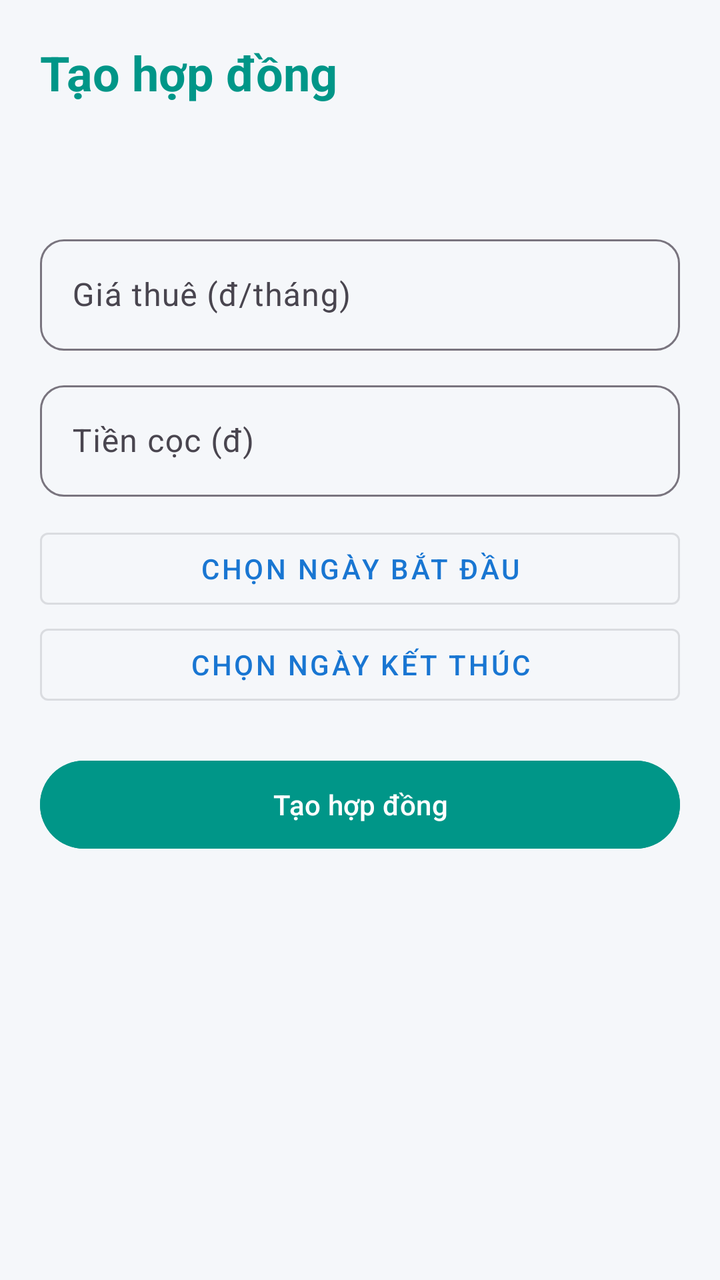
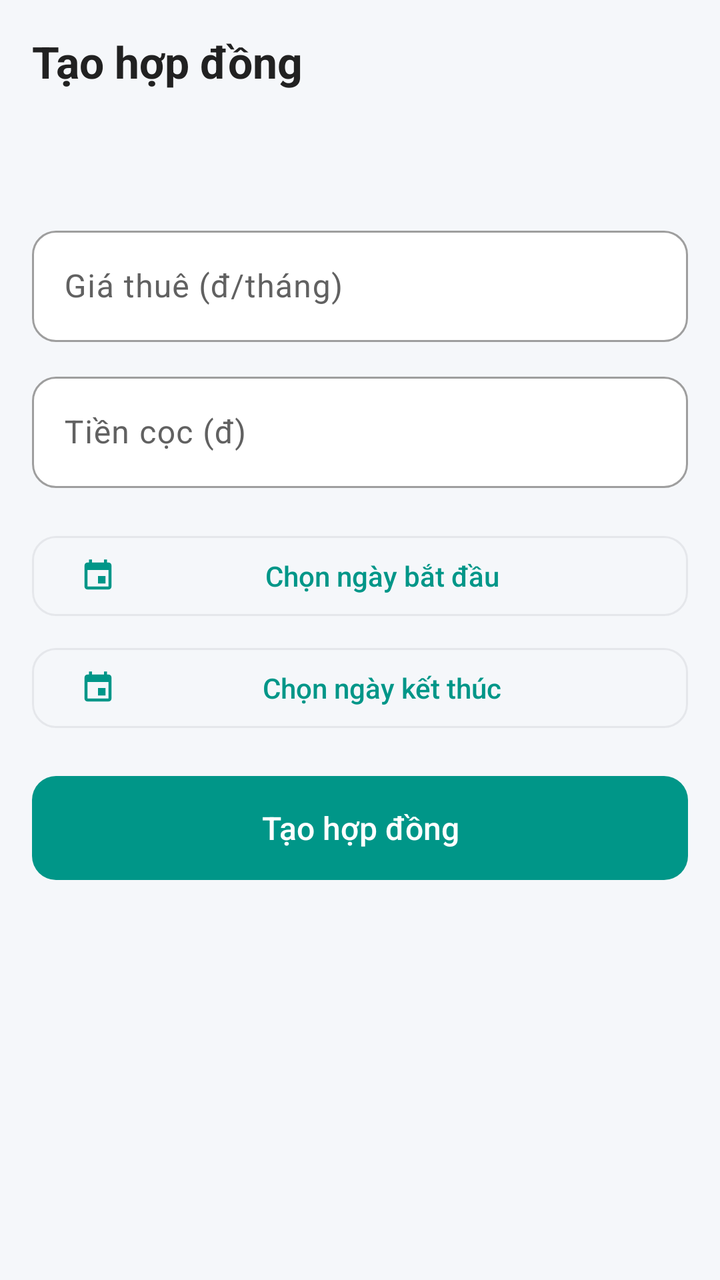

Two renders of the same Android screen: before a commit and after it. Below are the layout's source before the change and the commit's diff.
<!-- AndroidManifest.xml: application theme Theme.QLPT -->
<!-- res/layout/activity_create_contract.xml -->
<?xml version="1.0" encoding="utf-8"?>
<ScrollView xmlns:android="http://schemas.android.com/apk/res/android"
    xmlns:app="http://schemas.android.com/apk/res-auto"
    android:layout_width="match_parent"
    android:layout_height="match_parent"
    android:background="#F5F7FA"
    android:fillViewport="true">

    <LinearLayout
        android:layout_width="match_parent"
        android:layout_height="wrap_content"
        android:orientation="vertical"
        android:padding="20dp">

        <TextView
            android:layout_width="wrap_content"
            android:layout_height="wrap_content"
            android:text="Tạo hợp đồng"
            android:textColor="#009688"
            android:textSize="24sp"
            android:textStyle="bold" />

        <TextView
            android:id="@+id/tvRoom"
            android:layout_width="match_parent"
            android:layout_height="wrap_content"
            android:layout_marginTop="12dp"
            android:textStyle="bold" />

        <TextView
            android:id="@+id/tvTenant"
            android:layout_width="match_parent"
            android:layout_height="wrap_content"
            android:layout_marginBottom="12dp" />

        <com.google.android.material.textfield.TextInputLayout
            android:layout_width="match_parent"
            android:layout_height="wrap_content"
            android:layout_marginBottom="12dp"
            android:hint="Giá thuê (đ/tháng)"
            app:suffixText="đ">

            <com.google.android.material.textfield.TextInputEditText
                android:id="@+id/edtPrice"
                android:layout_width="match_parent"
                android:layout_height="wrap_content"
                android:inputType="number" />
        </com.google.android.material.textfield.TextInputLayout>

        <com.google.android.material.textfield.TextInputLayout
            android:layout_width="match_parent"
            android:layout_height="wrap_content"
            android:layout_marginBottom="12dp"
            android:hint="Tiền cọc (đ)"
            app:suffixText="đ">

            <com.google.android.material.textfield.TextInputEditText
                android:id="@+id/edtDeposit"
                android:layout_width="match_parent"
                android:layout_height="wrap_content"
                android:inputType="number" />
        </com.google.android.material.textfield.TextInputLayout>

        <Button
            android:id="@+id/btnStart"
            style="@style/Widget.MaterialComponents.Button.OutlinedButton"
            android:layout_width="match_parent"
            android:layout_height="wrap_content"
            android:text="Chọn ngày bắt đầu" />

        <Button
            android:id="@+id/btnEnd"
            style="@style/Widget.MaterialComponents.Button.OutlinedButton"
            android:layout_width="match_parent"
            android:layout_height="wrap_content"
            android:text="Chọn ngày kết thúc" />

        <Button
            android:id="@+id/btnSave"
            android:layout_width="match_parent"
            android:layout_height="52dp"
            android:layout_marginTop="20dp"
            android:backgroundTint="#009688"
            android:text="Tạo hợp đồng" />

        <ProgressBar
            android:id="@+id/progress"
            android:layout_width="wrap_content"
            android:layout_height="wrap_content"
            android:layout_gravity="center"
            android:layout_marginTop="12dp"
            android:visibility="gone" />
    </LinearLayout>
</ScrollView>
<!-- resources referenced by this layout -->
<resources>
  <style name="Base.Theme.QLPT" parent="Theme.Material3.DayNight.NoActionBar">
          <item name="colorPrimary">@color/colorPrimary</item>
          <item name="colorPrimaryDark">@color/colorPrimaryDark</item>
          <item name="colorAccent">@color/colorAccent</item>
          <item name="android:statusBarColor">@color/colorPrimaryDark</item>
          <item name="textInputStyle">@style/App.TextInput</item>
      </style>
  <color name="colorPrimary">#1976D2</color>
  <color name="colorPrimaryDark">#1565C0</color>
  <color name="colorAccent">#FF6F00</color>
  <style name="App.TextInput" parent="Widget.Material3.TextInputLayout.OutlinedBox">
          <item name="boxCornerRadiusTopStart">12dp</item>
          <item name="boxCornerRadiusTopEnd">12dp</item>
          <item name="boxCornerRadiusBottomStart">12dp</item>
          <item name="boxCornerRadiusBottomEnd">12dp</item>
      </style>
  <!-- unchanged entries left out for length: 1 -->
</resources>

<!-- the commit's change to res/layout/activity_create_contract.xml (unified diff, before → after) -->
@@ -1,37 +1,39 @@
 <?xml version="1.0" encoding="utf-8"?>
-<ScrollView xmlns:android="http://schemas.android.com/apk/res/android"
+<ScrollView
+    xmlns:android="http://schemas.android.com/apk/res/android"
     xmlns:app="http://schemas.android.com/apk/res-auto"
     android:layout_width="match_parent"
     android:layout_height="match_parent"
-    android:background="#F5F7FA"
-    android:fillViewport="true">
+    android:background="@color/qlpt_background"
+    android:fillViewport="true"
+    android:fitsSystemWindows="true">
 
     <LinearLayout
         android:layout_width="match_parent"
         android:layout_height="wrap_content"
         android:orientation="vertical"
-        android:padding="20dp">
+        android:padding="16dp">
 
         <TextView
             android:layout_width="wrap_content"
             android:layout_height="wrap_content"
             android:text="Tạo hợp đồng"
-            android:textColor="#009688"
-            android:textSize="24sp"
-            android:textStyle="bold" />
+            android:textAppearance="@style/TextAppearance.QLPT.ScreenTitle" />
 
         <TextView
             android:id="@+id/tvRoom"
             android:layout_width="match_parent"
             android:layout_height="wrap_content"
             android:layout_marginTop="12dp"
-            android:textStyle="bold" />
+            android:textStyle="bold"
+            android:textAppearance="@style/TextAppearance.QLPT.CardTitle" />
 
         <TextView
             android:id="@+id/tvTenant"
             android:layout_width="match_parent"
             android:layout_height="wrap_content"
-            android:layout_marginBottom="12dp" />
+            android:layout_marginBottom="12dp"
+            android:textAppearance="@style/TextAppearance.QLPT.Body" />
 
         <com.google.android.material.textfield.TextInputLayout
             android:layout_width="match_parent"
@@ -63,24 +65,28 @@
 
         <Button
             android:id="@+id/btnStart"
-            style="@style/Widget.MaterialComponents.Button.OutlinedButton"
+            style="@style/Widget.QLPT.Button.Outlined"
             android:layout_width="match_parent"
             android:layout_height="wrap_content"
-            android:text="Chọn ngày bắt đầu" />
+            android:text="Chọn ngày bắt đầu"
+            app:icon="@drawable/ic_event"
+            android:layout_marginTop="8dp" />
 
         <Button
             android:id="@+id/btnEnd"
-            style="@style/Widget.MaterialComponents.Button.OutlinedButton"
+            style="@style/Widget.QLPT.Button.Outlined"
             android:layout_width="match_parent"
             android:layout_height="wrap_content"
-            android:text="Chọn ngày kết thúc" />
+            android:text="Chọn ngày kết thúc"
+            app:icon="@drawable/ic_event"
+            android:layout_marginTop="8dp" />
 
         <Button
             android:id="@+id/btnSave"
+            style="@style/Widget.QLPT.Button.Large"
             android:layout_width="match_parent"
-            android:layout_height="52dp"
+            android:layout_height="wrap_content"
             android:layout_marginTop="20dp"
-            android:backgroundTint="#009688"
             android:text="Tạo hợp đồng" />
 
         <ProgressBar
<!-- resource entries referenced after the edit -->
@@ -1,21 +1,131 @@
 <!-- resources referenced by this layout -->
 <resources>
-  <style name="Base.Theme.QLPT" parent="Theme.Material3.DayNight.NoActionBar">
+  <color name="qlpt_background">#F5F7FA</color>
+  <!-- drawable ic_event (drawable) -->
+  <vector xmlns:android="http://schemas.android.com/apk/res/android"
+      android:width="24dp"
+      android:height="24dp"
+      android:viewportWidth="24"
+      android:viewportHeight="24">
+      <path
+          android:fillColor="#FF000000"
+          android:pathData="M17,12h-5v5h5v-5zM16,1v2H8V1H6v2H5c-1.11,0 -1.99,0.9 -1.99,2L3,19c0,1.1 0.89,2 2,2h14c1.1,0 2,-0.9 2,-2V5c0,-1.1 -0.9,-2 -2,-2h-1V1h-2zM19,19H5V8h14v11z" />
+  </vector>
+  <style name="TextAppearance.QLPT.Body" parent="TextAppearance.Material3.BodyMedium">
+          <item name="android:textSize">14sp</item>
+          <item name="android:textColor">@color/qlpt_text_secondary</item>
+      </style>
+  <style name="TextAppearance.QLPT.CardTitle" parent="TextAppearance.Material3.TitleMedium">
+          <item name="android:textSize">16sp</item>
+          <item name="android:textColor">@color/qlpt_text</item>
+      </style>
+  <style name="TextAppearance.QLPT.ScreenTitle" parent="TextAppearance.Material3.HeadlineSmall">
+          <item name="android:textSize">22sp</item>
+          <item name="android:textStyle">bold</item>
+          <item name="android:textColor">@color/qlpt_text</item>
+      </style>
+  <style name="Widget.QLPT.Button.Large">
+          <item name="android:minHeight">52dp</item>
+          <item name="android:insetTop">0dp</item>
+          <item name="android:insetBottom">0dp</item>
+          <item name="android:textSize">16sp</item>
+      </style>
+  <style name="Widget.QLPT.Button.Outlined" parent="Widget.Material3.Button.OutlinedButton">
+          <item name="cornerRadius">12dp</item>
+          <item name="android:textAllCaps">false</item>
+          <item name="android:letterSpacing">0</item>
+          <item name="strokeColor">@color/qlpt_border</item>
+      </style>
+  <color name="qlpt_text_secondary">#616161</color>
+  <color name="qlpt_text">#212121</color>
+  <color name="qlpt_border">#E5E7EB</color>
+  <style name="Base.Theme.QLPT" parent="Theme.Material3.Light.NoActionBar">
+          
           <item name="colorPrimary">@color/colorPrimary</item>
+          <item name="colorOnPrimary">@color/qlpt_surface</item>
+          <item name="colorPrimaryContainer">@color/qlpt_primary_container</item>
+          <item name="colorOnPrimaryContainer">@color/qlpt_on_primary_container</item>
           <item name="colorPrimaryDark">@color/colorPrimaryDark</item>
           <item name="colorAccent">@color/colorAccent</item>
+  
+          
+          <item name="colorSecondary">@color/qlpt_accent</item>
+          <item name="colorOnSecondary">@color/qlpt_surface</item>
+          <item name="colorSecondaryContainer">@color/qlpt_primary_container</item>
+          <item name="colorOnSecondaryContainer">@color/qlpt_on_primary_container</item>
+  
+          <item name="colorError">@color/qlpt_error</item>
+  
+          
+          <item name="android:colorBackground">@color/qlpt_background</item>
+          <item name="colorSurface">@color/qlpt_surface</item>
+          <item name="colorSurfaceContainer">@color/qlpt_surface</item>
+          <item name="colorOnSurface">@color/qlpt_text</item>
+          <item name="colorOnSurfaceVariant">@color/qlpt_text_secondary</item>
+          <item name="colorOutline">@color/qlpt_text_hint</item>
+          <item name="colorOutlineVariant">@color/qlpt_border</item>
+  
+          
           <item name="android:statusBarColor">@color/colorPrimaryDark</item>
+          <item name="android:windowLightStatusBar">@bool/qlpt_light_status_bar</item>
+  
+          
+          <item name="materialButtonStyle">@style/Widget.QLPT.Button</item>
+          <item name="materialButtonOutlinedStyle">@style/Widget.QLPT.Button.Outlined</item>
+          <item name="materialCardViewStyle">@style/Widget.QLPT.Card</item>
           <item name="textInputStyle">@style/App.TextInput</item>
+          <item name="bottomNavigationStyle">@style/Widget.QLPT.BottomNav</item>
+          <item name="bottomSheetDialogTheme">@style/ThemeOverlay.QLPT.BottomSheetDialog</item>
       </style>
-  <color name="colorPrimary">#1976D2</color>
-  <color name="colorPrimaryDark">#1565C0</color>
-  <color name="colorAccent">#FF6F00</color>
+  <color name="colorPrimary">@color/qlpt_primary</color>
+  <color name="qlpt_surface">#FFFFFF</color>
+  <color name="qlpt_primary_container">#E0F2F1</color>
+  <color name="qlpt_on_primary_container">#00695C</color>
+  <color name="colorPrimaryDark">@color/qlpt_primary_dark</color>
+  <color name="colorAccent">@color/qlpt_accent</color>
+  <color name="qlpt_accent">#F57C00</color>
+  <color name="qlpt_error">#E53935</color>
+  <color name="qlpt_text_hint">#9E9E9E</color>
+  <style name="Widget.QLPT.Button" parent="Widget.Material3.Button">
+          <item name="cornerRadius">12dp</item>
+          <item name="android:textAllCaps">false</item>
+          <item name="android:letterSpacing">0</item>
+      </style>
+  <style name="Widget.QLPT.Card" parent="Widget.Material3.CardView.Outlined">
+          <item name="cardCornerRadius">12dp</item>
+          <item name="cardElevation">0dp</item>
+          <item name="strokeWidth">1dp</item>
+          <item name="strokeColor">@color/qlpt_border</item>
+          <item name="cardBackgroundColor">@color/qlpt_surface</item>
+      </style>
   <style name="App.TextInput" parent="Widget.Material3.TextInputLayout.OutlinedBox">
+          
+          <item name="boxBackgroundColor">@color/qlpt_surface</item>
           <item name="boxCornerRadiusTopStart">12dp</item>
           <item name="boxCornerRadiusTopEnd">12dp</item>
           <item name="boxCornerRadiusBottomStart">12dp</item>
           <item name="boxCornerRadiusBottomEnd">12dp</item>
       </style>
+  <style name="Widget.QLPT.BottomNav" parent="Widget.Material3.BottomNavigationView">
+          <item name="backgroundTint">@color/qlpt_surface</item>
+          <item name="elevation">8dp</item>
+      </style>
+  <style name="ThemeOverlay.QLPT.BottomSheetDialog" parent="ThemeOverlay.Material3.BottomSheetDialog">
+          <item name="bottomSheetStyle">@style/Widget.QLPT.BottomSheet</item>
+      </style>
+  <color name="qlpt_primary">#009688</color>
+  <color name="qlpt_primary_dark">#00796B</color>
+  <style name="Widget.QLPT.BottomSheet" parent="Widget.Material3.BottomSheet.Modal">
+          <item name="backgroundTint">@color/qlpt_surface</item>
+          <item name="shapeAppearance">@style/ShapeAppearance.QLPT.BottomSheet</item>
+      </style>
+  <style name="ShapeAppearance.QLPT.BottomSheet" parent="">
+          <item name="cornerFamily">rounded</item>
+          <item name="cornerSizeTopLeft">24dp</item>
+          <item name="cornerSizeTopRight">24dp</item>
+          <item name="cornerSizeBottomLeft">0dp</item>
+          <item name="cornerSizeBottomRight">0dp</item>
+      </style>
   <!-- unchanged entries left out for length: 1 -->
 </resources>
 
